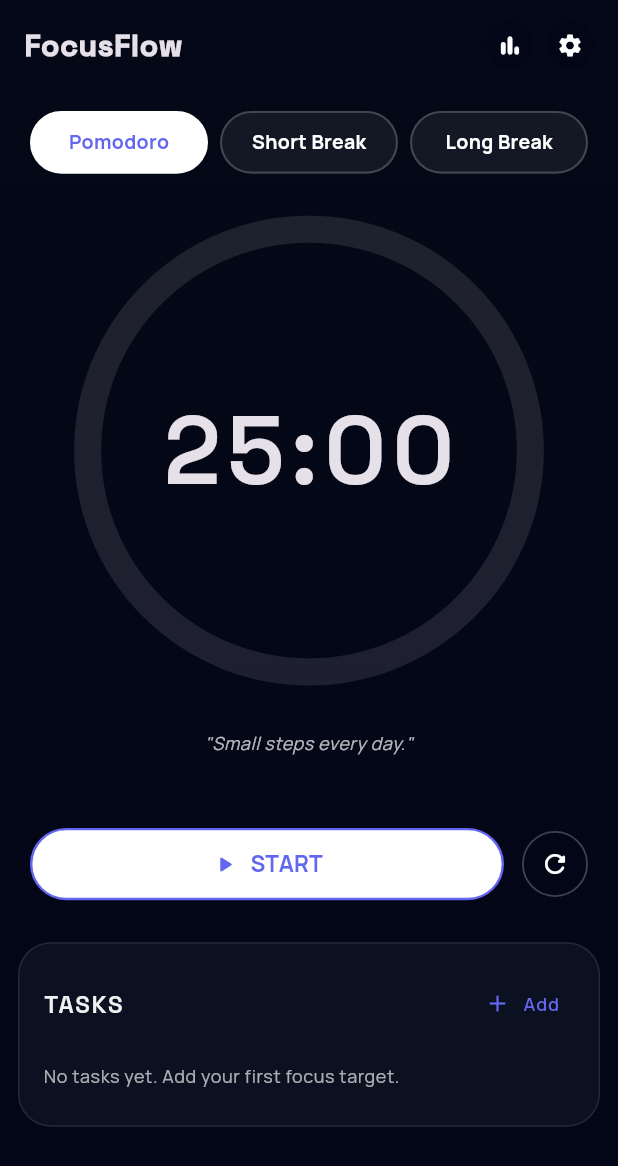
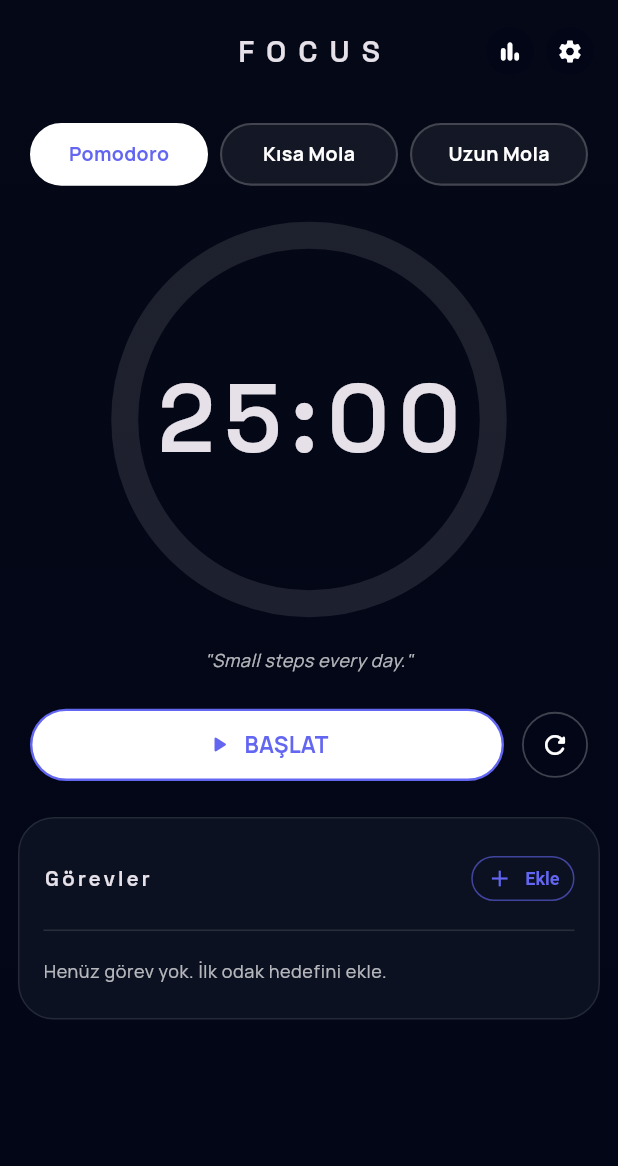
Before and after one commit to yalcin1suleyman/pomodoro_focus_flow, a Flutter app: the screen it shows after launch, on a phone screen of 412 x 824 dp. Shown: the top 1166 px of the screen. Run offline on Flutter 3.47's test engine with Material 3 defaults, Android fonts, the phone set to English and light mode, and no system bars; drawn by our look-alikes of percent_indicator; our stand-ins replace share_plus.

Commit message:
Add localization helper and make home layout responsive

```diff
--- a/lib/core/localization/app_language.dart
+++ b/lib/core/localization/app_language.dart
@@ -1,5 +1,6 @@
+// lib/core/localization/app_language.dart
+
 enum AppLanguage { tr, en }
 
-/// Dil çevirisi yardımcı fonksiyon
 String tt(AppLanguage lang, String tr, String en) =>
     lang == AppLanguage.tr ? tr : en;
--- a/lib/features/home/pages/home_page.dart
+++ b/lib/features/home/pages/home_page.dart
@@ -9,6 +9,7 @@ import '../../../models/task_models.dart';
 import '../../settings/pages/settings_page.dart';
 import '../../stats/pages/stats_page.dart';
 import '../widgets/task_list_section.dart';
+import '../../../core/localization/app_language.dart'; // ✅ DİL HELPER
 
 class FocusFlowHomePage extends StatefulWidget {
   const FocusFlowHomePage({super.key});
@@ -204,13 +205,13 @@ class _FocusFlowHomePageState extends State<FocusFlowHomePage> {
       _history.add(session);
     });
 
+    final msg = _mode == PomodoroMode.focus
+        ? tt(_language, "Odak oturumu tamamlandı!", "Focus session completed!")
+        : tt(_language, "Mola bitti!", "Break finished!");
+
     ScaffoldMessenger.of(context).showSnackBar(
       SnackBar(
-        content: Text(
-          _mode == PomodoroMode.focus
-              ? "Focus session completed!"
-              : "Break finished!",
-        ),
+        content: Text(msg),
         duration: const Duration(seconds: 2),
       ),
     );
@@ -269,28 +270,35 @@ class _FocusFlowHomePageState extends State<FocusFlowHomePage> {
   // ───────────────────── TASKS ─────────────────────
 
   void _openAddTaskDialog() async {
-    final controller = TextEditingController();
+    final titleController = TextEditingController();
     final countController = TextEditingController();
 
     final result = await showDialog<Map<String, dynamic>?>(
       context: context,
       builder: (_) {
         return AlertDialog(
-          title: const Text("New task"),
+          title: Text(
+            tt(_language, "Yeni görev", "New task"),
+          ),
           content: Column(
             mainAxisSize: MainAxisSize.min,
             children: [
               TextField(
-                controller: controller,
-                decoration: const InputDecoration(
-                  labelText: "Task title",
+                controller: titleController,
+                decoration: InputDecoration(
+                  labelText:
+                  tt(_language, "Görev başlığı", "Task title"),
                 ),
               ),
               const SizedBox(height: 8),
               TextField(
                 controller: countController,
-                decoration: const InputDecoration(
-                  labelText: "Target pomodoros (optional)",
+                decoration: InputDecoration(
+                  labelText: tt(
+                    _language,
+                    "Hedef pomodoro sayısı (opsiyonel)",
+                    "Target pomodoros (optional)",
+                  ),
                 ),
                 keyboardType: TextInputType.number,
               ),
@@ -299,16 +307,21 @@ class _FocusFlowHomePageState extends State<FocusFlowHomePage> {
           actions: [
             TextButton(
               onPressed: () => Navigator.pop(context, null),
-              child: const Text("Cancel"),
+              child: Text(
+                tt(_language, "İptal", "Cancel"),
+              ),
             ),
             TextButton(
               onPressed: () {
                 Navigator.pop<Map<String, dynamic>>(context, {
-                  "title": controller.text.trim(),
-                  "target": int.tryParse(countController.text.trim()),
+                  "title": titleController.text.trim(),
+                  "target":
+                  int.tryParse(countController.text.trim()),
                 });
               },
-              child: const Text("Add"),
+              child: Text(
+                tt(_language, "Ekle", "Add"),
+              ),
             ),
           ],
         );
@@ -361,7 +374,8 @@ class _FocusFlowHomePageState extends State<FocusFlowHomePage> {
     if (result == null) return;
 
     setState(() {
-      _theme = FocusThemes.all.firstWhere((t) => t.type == result.themeType);
+      _theme =
+          FocusThemes.all.firstWhere((t) => t.type == result.themeType);
       _config = result.config;
       _language = result.language;
       _autoStartBreaks = result.autoStartBreaks;
@@ -405,6 +419,8 @@ class _FocusFlowHomePageState extends State<FocusFlowHomePage> {
   @override
   Widget build(BuildContext context) {
     final size = MediaQuery.of(context).size;
+    final isLandscape =
+        MediaQuery.of(context).orientation == Orientation.landscape;
 
     return Scaffold(
       body: SafeArea(
@@ -417,11 +433,23 @@ class _FocusFlowHomePageState extends State<FocusFlowHomePage> {
             ),
           ),
           child: Center(
-            child: ConstrainedBox(
+            child: isLandscape
+                ? _buildLandscapeLayout(size)
+                : ConstrainedBox(
               constraints: const BoxConstraints(maxWidth: 430),
-              child: Padding(
-                padding:
-                const EdgeInsets.symmetric(horizontal: 12, vertical: 10),
+              child: _buildPortraitLayout(size),
+            ),
+          ),
+        ),
+      ),
+    );
+  }
+
+  // ───────────────────── PORTRAIT LAYOUT ─────────────────────
+
+  Widget _buildPortraitLayout(Size size) {
+    return Padding(
+      padding: const EdgeInsets.symmetric(horizontal: 12, vertical: 10),
       child: Column(
         children: [
           _buildTopBar(),
@@ -430,8 +458,10 @@ class _FocusFlowHomePageState extends State<FocusFlowHomePage> {
             child: SingleChildScrollView(
               child: Column(
                 children: [
-                            _buildTimerCard(size),
+                  _buildTimerCard(size, isLandscape: false),
+                  const SizedBox(height: 16),
                   TaskListSection(
+                    language: _language,
                     tasks: _tasks,
                     onAddTask: _openAddTaskDialog,
                     onToggleDone: _toggleTaskDone,
@@ -444,10 +474,53 @@ class _FocusFlowHomePageState extends State<FocusFlowHomePage> {
           ),
         ],
       ),
+    );
+  }
+
+  // ───────────────────── LANDSCAPE LAYOUT ─────────────────────
+
+  Widget _buildLandscapeLayout(Size size) {
+    return Padding(
+      padding: const EdgeInsets.symmetric(horizontal: 20, vertical: 12),
+      child: Column(
+        children: [
+          _buildTopBar(),
+          const SizedBox(height: 12),
+          Expanded(
+            child: Row(
+              children: [
+                // Sol: Timer alanı
+                Expanded(
+                  flex: 3,
+                  child: SingleChildScrollView(
+                    child: _buildTimerCard(size, isLandscape: true),
                   ),
                 ),
+                const SizedBox(width: 20),
+                // Sağ: Start/Reset + Tasks
+                Expanded(
+                  flex: 2,
+                  child: Column(
+                    children: [
+                      _buildStartResetRow(),
+                      const SizedBox(height: 16),
+                      Expanded(
+                        child: TaskListSection(
+                          language: _language,
+                          tasks: _tasks,
+                          onAddTask: _openAddTaskDialog,
+                          onToggleDone: _toggleTaskDone,
+                          accentColor: _theme.accent,
+                          cardColor: _theme.card.withOpacity(0.96),
                         ),
                       ),
+                    ],
+                  ),
+                ),
+              ],
+            ),
+          ),
+        ],
       ),
     );
   }
@@ -459,28 +532,38 @@ class _FocusFlowHomePageState extends State<FocusFlowHomePage> {
 
     return Padding(
       padding: const EdgeInsets.symmetric(horizontal: 4, vertical: 4),
-      child: Row(
+      child: SizedBox(
+        height: 40,
+        child: Stack(
+          alignment: Alignment.center,
           children: [
-          // Sol tarafta sadece başlık
-          Text(
-            "FocusFlow",
+            Center(
+              child: Text(
+                "FOCUS", // Logo gibi, sabit kalabilir
                 style: theme.textTheme.titleLarge?.copyWith(
-              fontWeight: FontWeight.w800,
-              letterSpacing: 0.5,
+                  fontFamily: 'SpaceGrotesk',
+                  fontSize: 20,
+                  fontWeight: FontWeight.w700,
+                  letterSpacing: 8,
                 ),
               ),
-
-          const Spacer(),
-
-          // Sağda: önce istatistik, sonra ayarlar
+            ),
+            Align(
+              alignment: Alignment.centerRight,
+              child: Row(
+                mainAxisSize: MainAxisSize.min,
+                children: [
                   _topIcon(Icons.bar_chart_rounded, onTap: _openStats),
                   const SizedBox(width: 8),
                   _topIcon(Icons.settings, onTap: _openSettings),
                 ],
               ),
+            ),
+          ],
+        ),
+      ),
     );
   }
-
 
   Widget _topIcon(IconData icon, {VoidCallback? onTap}) {
     return GestureDetector(
@@ -499,36 +582,39 @@ class _FocusFlowHomePageState extends State<FocusFlowHomePage> {
 
   // ───────────────────── TIMER CARD ─────────────────────
 
-  Widget _buildTimerCard(Size size) {
+  Widget _buildTimerCard(Size size, {required bool isLandscape}) {
     final theme = Theme.of(context);
-
-    final modeTitle = _mode == PomodoroMode.focus
-        ? "Pomodoro"
-        : _mode == PomodoroMode.shortBreak
-        ? "Short Break"
-        : "Long Break";
+    final shortestSide = size.shortestSide;
+    final radius = isLandscape ? shortestSide * 0.26 : shortestSide * 0.32;
 
     return Padding(
       padding: const EdgeInsets.symmetric(horizontal: 8, vertical: 8),
       child: Column(
         mainAxisSize: MainAxisSize.min,
         children: [
-          // ÜST MOD BUTONLARI – ARTIK ORTAK ARKA PLAN YOK
+          // ÜST MOD BUTONLARI
           Row(
             children: [
-              _buildModeChip("Pomodoro", PomodoroMode.focus),
+              _buildModeChip(
+                tt(_language, "Pomodoro", "Pomodoro"),
+                PomodoroMode.focus,
+              ),
               const SizedBox(width: 8),
-              _buildModeChip("Short Break", PomodoroMode.shortBreak),
+              _buildModeChip(
+                tt(_language, "Kısa Mola", "Short Break"),
+                PomodoroMode.shortBreak,
+              ),
               const SizedBox(width: 8),
-              _buildModeChip("Long Break", PomodoroMode.longBreak),
+              _buildModeChip(
+                tt(_language, "Uzun Mola", "Long Break"),
+                PomodoroMode.longBreak,
+              ),
             ],
           ),
+          const SizedBox(height: 24),
 
-          const SizedBox(height: 28),
-
-          // Dairesel timer
           CircularPercentIndicator(
-            radius: size.width * 0.38,
+            radius: radius,
             lineWidth: 18,
             percent: _progress,
             circularStrokeCap: CircularStrokeCap.round,
@@ -537,19 +623,15 @@ class _FocusFlowHomePageState extends State<FocusFlowHomePage> {
             center: Text(
               _formatTime(_remainingSeconds),
               style: theme.textTheme.headlineLarge?.copyWith(
-                fontSize: 64,
+                fontFamily: 'SpaceGrotesk',
+                fontSize: isLandscape ? 56 : 64,
                 fontWeight: FontWeight.w700,
-                letterSpacing: 4,
+                letterSpacing: 6,
               ),
             ),
           ),
+          const SizedBox(height: 20),
 
-          const SizedBox(height: 24),
-
-
-          const SizedBox(height: 6),
-
-          // Alıntı
           if (_currentQuote.isNotEmpty)
             Padding(
               padding: const EdgeInsets.symmetric(horizontal: 12),
@@ -564,14 +646,21 @@ class _FocusFlowHomePageState extends State<FocusFlowHomePage> {
               ),
             ),
 
-          const SizedBox(height: 26),
+          if (!isLandscape) ...[
+            const SizedBox(height: 24),
+            _buildStartResetRow(),
+          ],
+        ],
+      ),
+    );
+  }
 
-          const SizedBox(height: 22),
+  // START / PAUSE + RESET satırı
+  Widget _buildStartResetRow() {
+    final theme = Theme.of(context);
 
-          // START / PAUSE + Reset
-          Row(
+    return Row(
       children: [
-              // START / PAUSE butonu – üstteki Pomodoro chip’i gibi
         Expanded(
           child: GestureDetector(
             onTap: _isRunning ? _pauseTimer : _startTimer,
@@ -591,16 +680,21 @@ class _FocusFlowHomePageState extends State<FocusFlowHomePage> {
                 mainAxisSize: MainAxisSize.min,
                 children: [
                   Icon(
-                          _isRunning ? Icons.pause_rounded : Icons.play_arrow_rounded,
+                    _isRunning
+                        ? Icons.pause_rounded
+                        : Icons.play_arrow_rounded,
                     size: 18,
                     color: _isRunning ? Colors.white : _theme.accent,
                   ),
                   const SizedBox(width: 8),
                   Text(
-                          _isRunning ? "PAUSE" : "START",
+                    _isRunning
+                        ? tt(_language, "DURAKLAT", "PAUSE")
+                        : tt(_language, "BAŞLAT", "START"),
                     style: theme.textTheme.labelLarge?.copyWith(
                       fontWeight: FontWeight.w700,
-                            color: _isRunning ? Colors.white : _theme.accent,
+                      color:
+                      _isRunning ? Colors.white : _theme.accent,
                     ),
                   ),
                 ],
@@ -609,8 +703,6 @@ class _FocusFlowHomePageState extends State<FocusFlowHomePage> {
           ),
         ),
         const SizedBox(width: 12),
-
-              // Reset butonu – küçük daire
         GestureDetector(
           onTap: _resetTimer,
           child: Container(
@@ -632,12 +724,6 @@ class _FocusFlowHomePageState extends State<FocusFlowHomePage> {
           ),
         ),
       ],
-          ),
-
-
-
-        ],
-      ),
     );
   }
 
@@ -651,10 +737,8 @@ class _FocusFlowHomePageState extends State<FocusFlowHomePage> {
           duration: const Duration(milliseconds: 160),
           padding: const EdgeInsets.symmetric(vertical: 10),
           decoration: BoxDecoration(
-            // Her butonun kendi kartı var
-            color: selected
-                ? Colors.white
-                : Colors.white.withOpacity(0.06),
+            color:
+            selected ? Colors.white : Colors.white.withOpacity(0.06),
             borderRadius: BorderRadius.circular(999),
             border: Border.all(
               color: selected
--- a/lib/features/home/widgets/task_list_section.dart
+++ b/lib/features/home/widgets/task_list_section.dart
@@ -1,8 +1,9 @@
-
 import 'package:flutter/material.dart';
 import '../../../models/task_models.dart';
+import '../../../core/localization/app_language.dart';
 
 class TaskListSection extends StatelessWidget {
+  final AppLanguage language;
   final List<FocusTask> tasks;
   final VoidCallback onAddTask;
   final void Function(String taskId)? onToggleDone;
@@ -12,6 +13,7 @@ class TaskListSection extends StatelessWidget {
 
   const TaskListSection({
     super.key,
+    required this.language,
     required this.tasks,
     required this.onAddTask,
     this.onToggleDone,
@@ -24,61 +26,72 @@ class TaskListSection extends StatelessWidget {
     final theme = Theme.of(context);
 
     return Container(
-      margin: const EdgeInsets.only(top: 20),
       padding: const EdgeInsets.all(16),
       decoration: BoxDecoration(
         color: cardColor,
-        borderRadius: BorderRadius.circular(22),
+        borderRadius: BorderRadius.circular(24),
         border: Border.all(color: Colors.white10),
       ),
       child: Column(
         crossAxisAlignment: CrossAxisAlignment.start,
         children: [
-          // ───────── Başlık + Add butonu ─────────
+          // HEADER
           Row(
             children: [
               Text(
-                "TASKS",
-                style: theme.textTheme.titleMedium?.copyWith(
-                  fontSize: 16,
-                  fontWeight: FontWeight.w700,
-                  letterSpacing: 1.1,
-                  color: Colors.white.withOpacity(0.94),
+                tt(language, "Görevler", "Tasks"),
+                style: theme.textTheme.titleSmall?.copyWith(
+                  fontFamily: 'SpaceGrotesk',
+                  fontSize: 14,
+                  letterSpacing: 2,
+                  fontWeight: FontWeight.w600,
                 ),
               ),
               const Spacer(),
               TextButton.icon(
                 onPressed: onAddTask,
-                icon: Icon(Icons.add, size: 18, color: accentColor),
+                icon: const Icon(Icons.add, size: 18),
                 label: Text(
-                  "Add",
-                  style: theme.textTheme.labelMedium?.copyWith(
-                    fontWeight: FontWeight.w600,
-                    letterSpacing: 0.6,
-                    color: accentColor,
-                  ),
+                  tt(language, "Ekle", "Add"),
                 ),
                 style: TextButton.styleFrom(
-                  padding:
-                  const EdgeInsets.symmetric(horizontal: 10, vertical: 4),
+                  foregroundColor: accentColor,
                   minimumSize: const Size(0, 0),
-                  foregroundColor: accentColor,
+                  padding: const EdgeInsets.symmetric(
+                    horizontal: 10,
+                    vertical: 6,
+                  ),
+                  textStyle: const TextStyle(
+                    fontSize: 12,
+                    fontWeight: FontWeight.w600,
+                  ),
+                  shape: RoundedRectangleBorder(
+                    borderRadius: BorderRadius.circular(999),
+                    side: BorderSide(
+                      color: accentColor.withOpacity(0.6),
+                      width: 1,
+                    ),
+                  ),
                 ),
               ),
             ],
           ),
-          const SizedBox(height: 8),
+          const SizedBox(height: 10),
+          const Divider(height: 1, color: Colors.white12),
+          const SizedBox(height: 10),
 
-          // ───────── İçerik ─────────
           if (tasks.isEmpty)
             Padding(
               padding: const EdgeInsets.symmetric(vertical: 8),
               child: Text(
-                "No tasks yet. Add your first focus target.",
+                tt(
+                  language,
+                  "Henüz görev yok. İlk odak hedefini ekle.",
+                  "No tasks yet. Add your first focus target.",
+                ),
                 style: theme.textTheme.bodySmall?.copyWith(
                   fontSize: 12,
-                  color: Colors.white.withOpacity(0.65),
-                  height: 1.4,
+                  color: Colors.white70,
                 ),
               ),
             )
@@ -124,7 +137,7 @@ class _TaskItem extends StatelessWidget {
     );
 
     return Padding(
-      padding: const EdgeInsets.symmetric(vertical: 4),
+      padding: const EdgeInsets.symmetric(vertical: 6),
       child: Row(
         children: [
           GestureDetector(
@@ -134,14 +147,14 @@ class _TaskItem extends StatelessWidget {
               height: 22,
               decoration: BoxDecoration(
                 color: task.isDone ? accentColor : Colors.transparent,
-                borderRadius: BorderRadius.circular(6),
+                borderRadius: BorderRadius.circular(7),
                 border: Border.all(
                   color: task.isDone ? accentColor : Colors.white38,
-                  width: 1.4,
+                  width: 1.5,
                 ),
               ),
               child: task.isDone
-                  ? const Icon(Icons.check, size: 16, color: Colors.black)
+                  ? const Icon(Icons.check, size: 15, color: Colors.black)
                   : null,
             ),
           ),
@@ -153,12 +166,19 @@ class _TaskItem extends StatelessWidget {
             ),
           ),
           if (task.targetPomodoros != null)
-            Text(
-              "${task.completedPomodoros}/${task.targetPomodoros}",
-              style: theme.textTheme.labelSmall?.copyWith(
-                fontSize: 11,
-                color: Colors.white60,
-                fontWeight: FontWeight.w500,
+            Container(
+              padding:
+              const EdgeInsets.symmetric(horizontal: 8, vertical: 3),
+              decoration: BoxDecoration(
+                color: Colors.white10,
+                borderRadius: BorderRadius.circular(999),
+              ),
+              child: Text(
+                "${task.completedPomodoros}/${task.targetPomodoros}",
+                style: const TextStyle(
+                  fontSize: 11,
+                  color: Colors.white70,
+                ),
               ),
             ),
         ],
--- a/lib/features/settings/pages/settings_page.dart
+++ b/lib/features/settings/pages/settings_page.dart
@@ -2,12 +2,9 @@ import 'package:flutter/material.dart';
 
 import '../../../models/theme_models.dart';
 import '../../../models/timer_models.dart';
+import '../../../core/localization/app_language.dart'; //
 
-/// Uygulamada kullanılacak dil
-enum AppLanguage { tr, en }
-
-String tt(AppLanguage lang, String tr, String en) =>
-    lang == AppLanguage.tr ? tr : en;
+// BURADA enum AppLanguage ve tt(...) TANIMI OLMAYACAK
 
 /// Ana ekrana geri dönerken kullanılacak sonuç modeli
 class SettingsResult {
--- a/lib/features/settings/widgets/settings_sheet.dart
+++ b/lib/features/settings/widgets/settings_sheet.dart
@@ -2,11 +2,9 @@ import 'package:flutter/material.dart';
 
 import '../../../models/theme_models.dart';
 import '../../../models/timer_models.dart';
+import '../../../core/localization/app_language.dart';
 
-enum AppLanguage { tr, en }
 
-String tt(AppLanguage lang, String tr, String en) =>
-    lang == AppLanguage.tr ? tr : en;
 
 class SettingsSheet extends StatefulWidget {
   final FocusTheme theme;
```
Lines whose indentation alone changed are shown as unchanged.
